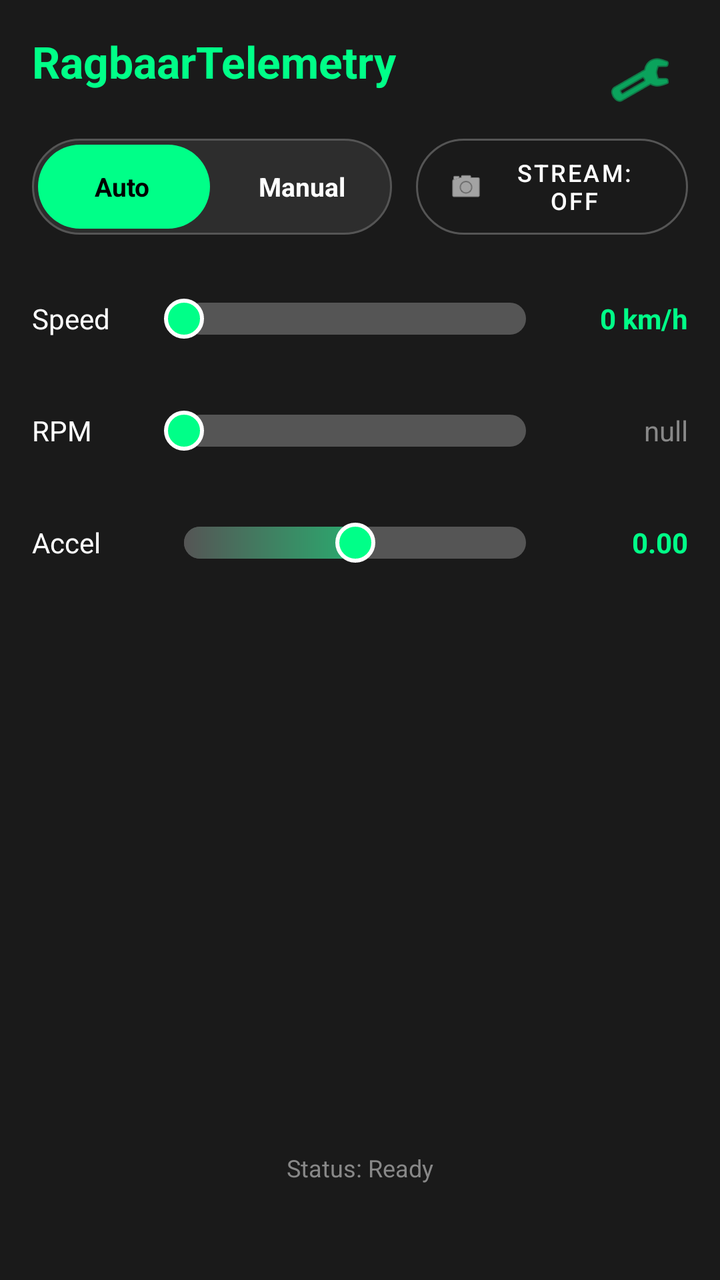
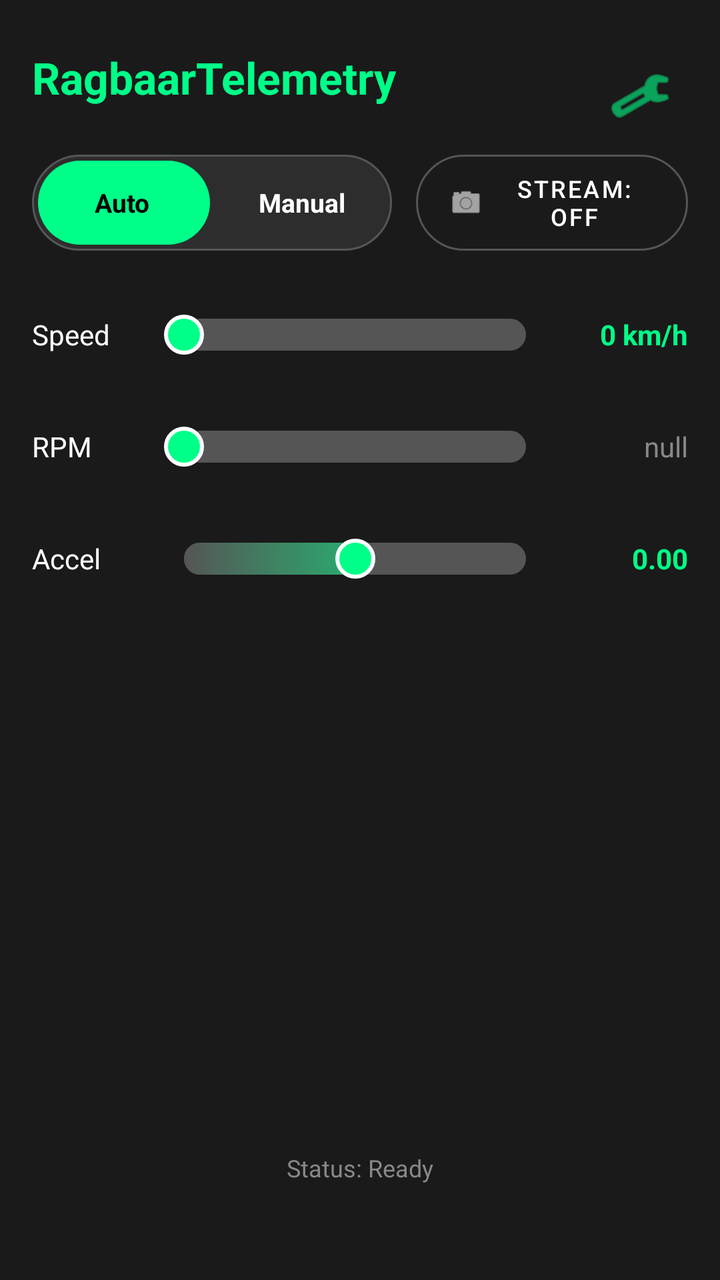

An Android layout rendered at two revisions. The XML below is the earlier revision; the diff shows what the commit changed to produce the second picture.
<!-- AndroidManifest.xml: application theme Theme.RagbaarTelemetry -->
<!-- res/layout/activity_main.xml -->
<?xml version="1.0" encoding="utf-8"?>
<androidx.constraintlayout.widget.ConstraintLayout xmlns:android="http://schemas.android.com/apk/res/android"
    xmlns:app="http://schemas.android.com/apk/res-auto"
    android:layout_width="match_parent"
    android:layout_height="match_parent"
    android:background="#1a1a1a"
    android:padding="16dp">

    
    <androidx.camera.view.PreviewView
        android:id="@+id/viewFinder"
        android:layout_width="match_parent"
        android:layout_height="match_parent"
        android:visibility="gone"
        app:layout_constraintTop_toTopOf="parent"
        app:layout_constraintBottom_toBottomOf="parent"
        app:layout_constraintStart_toStartOf="parent"
        app:layout_constraintEnd_toEndOf="parent" />

    <View
        android:id="@+id/cameraOverlay"
        android:layout_width="match_parent"
        android:layout_height="match_parent"
        android:background="#80000000"
        android:visibility="gone" />

    <TextView
        android:id="@+id/titleText"
        android:layout_width="wrap_content"
        android:layout_height="wrap_content"
        android:text="RagbaarTelemetry"
        android:textColor="#00ff88"
        android:textSize="22sp"
        android:textStyle="bold"
        app:layout_constraintTop_toTopOf="parent"
        app:layout_constraintStart_toStartOf="parent" />

    <ImageButton
        android:id="@+id/settingsButton"
        android:layout_width="48dp"
        android:layout_height="48dp"
        android:background="?attr/selectableItemBackgroundBorderless"
        android:src="@android:drawable/ic_menu_preferences"
        android:contentDescription="@string/settings"
        app:layout_constraintTop_toTopOf="parent"
        app:layout_constraintEnd_toEndOf="parent"
        app:tint="#00ff88" />

    
    <LinearLayout
        android:id="@+id/topControlsLayout"
        android:layout_width="match_parent"
        android:layout_height="wrap_content"
        android:layout_marginTop="24dp"
        android:orientation="horizontal"
        android:gravity="center"
        app:layout_constraintTop_toBottomOf="@id/titleText">

        
        <FrameLayout
            android:id="@+id/modeSwitchContainer"
            android:layout_width="180dp"
            android:layout_height="48dp"
            android:background="@drawable/pill_background"
            android:clipToPadding="false"
            android:clipChildren="false">

            <View
                android:id="@+id/pillSelector"
                android:layout_width="86dp"
                android:layout_height="match_parent"
                android:layout_margin="3dp"
                android:background="@drawable/pill_selector" />

            <LinearLayout
                android:layout_width="match_parent"
                android:layout_height="match_parent"
                android:orientation="horizontal">

                <TextView
                    android:id="@+id/textAuto"
                    android:layout_width="0dp"
                    android:layout_height="match_parent"
                    android:layout_weight="1"
                    android:gravity="center"
                    android:text="@string/mode_auto"
                    android:textColor="#000000"
                    android:textSize="13sp"
                    android:textStyle="bold"
                    android:clickable="true"
                    android:focusable="true" />

                <TextView
                    android:id="@+id/textManual"
                    android:layout_width="0dp"
                    android:layout_height="match_parent"
                    android:layout_weight="1"
                    android:gravity="center"
                    android:text="@string/mode_manual"
                    android:textColor="#FFFFFF"
                    android:textSize="13sp"
                    android:textStyle="bold"
                    android:clickable="true"
                    android:focusable="true" />
            </LinearLayout>
        </FrameLayout>

        <com.google.android.material.button.MaterialButton
            android:id="@+id/streamToggleButton"
            style="@style/Widget.MaterialComponents.Button.OutlinedButton"
            android:layout_width="wrap_content"
            android:layout_height="48dp"
            android:layout_marginStart="12dp"
            android:text="Stream: OFF"
            android:textColor="#FFFFFF"
            android:textSize="12sp"
            android:insetTop="0dp"
            android:insetBottom="0dp"
            app:cornerRadius="24dp"
            app:strokeColor="#555555"
            app:icon="@android:drawable/ic_menu_camera"
            app:iconSize="18dp"
            app:iconTint="#FFFFFF" />
    </LinearLayout>

    
    <LinearLayout
        android:id="@+id/slidersContainer"
        android:layout_width="match_parent"
        android:layout_height="wrap_content"
        android:layout_marginTop="32dp"
        android:orientation="vertical"
        android:splitMotionEvents="true"
        app:layout_constraintTop_toBottomOf="@id/topControlsLayout">

        <LinearLayout
            android:layout_width="match_parent"
            android:layout_height="wrap_content"
            android:orientation="horizontal"
            android:gravity="center_vertical"
            android:layout_marginBottom="36dp">
            <TextView
                android:layout_width="60dp"
                android:layout_height="wrap_content"
                android:text="Speed"
                android:textColor="#FFFFFF"
                android:textSize="14sp" />
            <SeekBar
                android:id="@+id/speedSeekBar"
                android:layout_width="0dp"
                android:layout_height="wrap_content"
                android:layout_weight="1"
                android:max="250"
                android:progressDrawable="@drawable/slider_track"
                android:thumb="@drawable/slider_thumb"
                android:splitTrack="false" />
            <TextView
                android:id="@+id/speedValueText"
                android:layout_width="65dp"
                android:layout_height="wrap_content"
                android:gravity="end"
                android:text="0 km/h"
                android:textColor="#00ff88"
                android:textSize="14sp"
                android:textStyle="bold" />
        </LinearLayout>

        <LinearLayout
            android:layout_width="match_parent"
            android:layout_height="wrap_content"
            android:orientation="horizontal"
            android:gravity="center_vertical"
            android:layout_marginBottom="36dp">
            <TextView
                android:layout_width="60dp"
                android:layout_height="wrap_content"
                android:text="RPM"
                android:textColor="#FFFFFF"
                android:textSize="14sp" />
            <SeekBar
                android:id="@+id/rpmSeekBar"
                android:layout_width="0dp"
                android:layout_height="wrap_content"
                android:layout_weight="1"
                android:max="6000"
                android:progressDrawable="@drawable/slider_track"
                android:thumb="@drawable/slider_thumb"
                android:splitTrack="false" />
            <TextView
                android:id="@+id/rpmValueText"
                android:layout_width="65dp"
                android:layout_height="wrap_content"
                android:gravity="end"
                android:text="null"
                android:textColor="#888888"
                android:textSize="14sp" />
        </LinearLayout>

        <LinearLayout
            android:layout_width="match_parent"
            android:layout_height="wrap_content"
            android:orientation="horizontal"
            android:gravity="center_vertical">
            <TextView
                android:layout_width="60dp"
                android:layout_height="wrap_content"
                android:text="Accel"
                android:textColor="#FFFFFF"
                android:textSize="14sp" />
            <SeekBar
                android:id="@+id/accelSeekBar"
                android:layout_width="0dp"
                android:layout_height="wrap_content"
                android:layout_weight="1"
                android:max="200"
                android:progress="100"
                android:progressDrawable="@drawable/slider_track"
                android:thumb="@drawable/slider_thumb"
                android:splitTrack="false" />
            <TextView
                android:id="@+id/accelValueText"
                android:layout_width="65dp"
                android:layout_height="wrap_content"
                android:gravity="end"
                android:text="0.00"
                android:textColor="#00ff88"
                android:textSize="14sp"
                android:textStyle="bold" />
        </LinearLayout>
    </LinearLayout>

    <TextView
        android:id="@+id/statusText"
        android:layout_width="match_parent"
        android:layout_height="wrap_content"
        android:text="Status: Ready"
        android:textColor="#888888"
        android:textSize="12sp"
        android:gravity="center"
        android:layout_marginBottom="32dp"
        app:layout_constraintBottom_toBottomOf="parent" />

</androidx.constraintlayout.widget.ConstraintLayout>
<!-- resources referenced by this layout -->
<resources>
  <!-- drawable pill_background (drawable) -->
  <?xml version="1.0" encoding="utf-8"?>
  <shape xmlns:android="http://schemas.android.com/apk/res/android">
      <solid android:color="#2d2d2d" />
      <corners android:radius="25dp" />
      <stroke android:width="1dp" android:color="#555555" />
  </shape>
  <!-- drawable pill_selector (drawable) -->
  <?xml version="1.0" encoding="utf-8"?>
  <shape xmlns:android="http://schemas.android.com/apk/res/android">
      <solid android:color="#00ff88" />
      <corners android:radius="25dp" />
  </shape>
  <!-- drawable slider_thumb (drawable) -->
  <?xml version="1.0" encoding="utf-8"?>
  <shape xmlns:android="http://schemas.android.com/apk/res/android"
      android:shape="oval">
      <solid android:color="#00ff88" />
      <stroke
          android:width="2dp"
          android:color="#FFFFFF" />
      <size
          android:width="20dp"
          android:height="20dp" />
  </shape>
  <!-- drawable slider_track (drawable) -->
  <?xml version="1.0" encoding="utf-8"?>
  <layer-list xmlns:android="http://schemas.android.com/apk/res/android">
      <item android:id="@android:id/background">
          <shape>
              <corners android:radius="999dp" />
              <solid android:color="#555555" />
              <size android:height="6dp" />
          </shape>
      </item>
      <item android:id="@android:id/progress">
          <clip>
              <shape>
                  <corners android:radius="999dp" />
                  <gradient
                      android:startColor="#555555"
                      android:endColor="#00ff88"
                      android:angle="0" />
                  <size android:height="6dp" />
              </shape>
          </clip>
      </item>
  </layer-list>
  <string name="mode_auto">Auto</string>
  <string name="mode_manual">Manual</string>
  <string name="settings">Settings</string>
  <style name="Theme.RagbaarTelemetry" parent="Theme.Material3.DayNight.NoActionBar">
          <item name="colorPrimary">#00ff88</item>
          <item name="android:windowBackground">#1a1a1a</item>
          <item name="android:statusBarColor">#1a1a1a</item>
      </style>
</resources>

<!-- the commit's change to res/layout/activity_main.xml (unified diff, before → after) -->
@@ -3,8 +3,7 @@
     xmlns:app="http://schemas.android.com/apk/res-auto"
     android:layout_width="match_parent"
     android:layout_height="match_parent"
-    android:background="#1a1a1a"
-    android:padding="16dp">
+    android:background="#1a1a1a">
 
     
     <androidx.camera.view.PreviewView
@@ -32,6 +31,8 @@
         android:textColor="#00ff88"
         android:textSize="22sp"
         android:textStyle="bold"
+        android:layout_marginTop="24dp"
+        android:layout_marginStart="16dp"
         app:layout_constraintTop_toTopOf="parent"
         app:layout_constraintStart_toStartOf="parent" />
 
@@ -42,6 +43,8 @@
         android:background="?attr/selectableItemBackgroundBorderless"
         android:src="@android:drawable/ic_menu_preferences"
         android:contentDescription="@string/settings"
+        android:layout_marginTop="24dp"
+        android:layout_marginEnd="16dp"
         app:layout_constraintTop_toTopOf="parent"
         app:layout_constraintEnd_toEndOf="parent"
         app:tint="#00ff88" />
@@ -52,6 +55,8 @@
         android:layout_width="match_parent"
         android:layout_height="wrap_content"
         android:layout_marginTop="24dp"
+        android:layout_marginStart="16dp"
+        android:layout_marginEnd="16dp"
         android:orientation="horizontal"
         android:gravity="center"
         app:layout_constraintTop_toBottomOf="@id/titleText">
@@ -129,6 +134,8 @@
         android:layout_width="match_parent"
         android:layout_height="wrap_content"
         android:layout_marginTop="32dp"
+        android:layout_marginStart="16dp"
+        android:layout_marginEnd="16dp"
         android:orientation="vertical"
         android:splitMotionEvents="true"
         app:layout_constraintTop_toBottomOf="@id/topControlsLayout">
@@ -237,7 +244,9 @@
         android:textColor="#888888"
         android:textSize="12sp"
         android:gravity="center"
-        android:layout_marginBottom="32dp"
+        android:layout_marginStart="16dp"
+        android:layout_marginEnd="16dp"
+        android:layout_marginBottom="48dp"
         app:layout_constraintBottom_toBottomOf="parent" />
 
 </androidx.constraintlayout.widget.ConstraintLayout>
